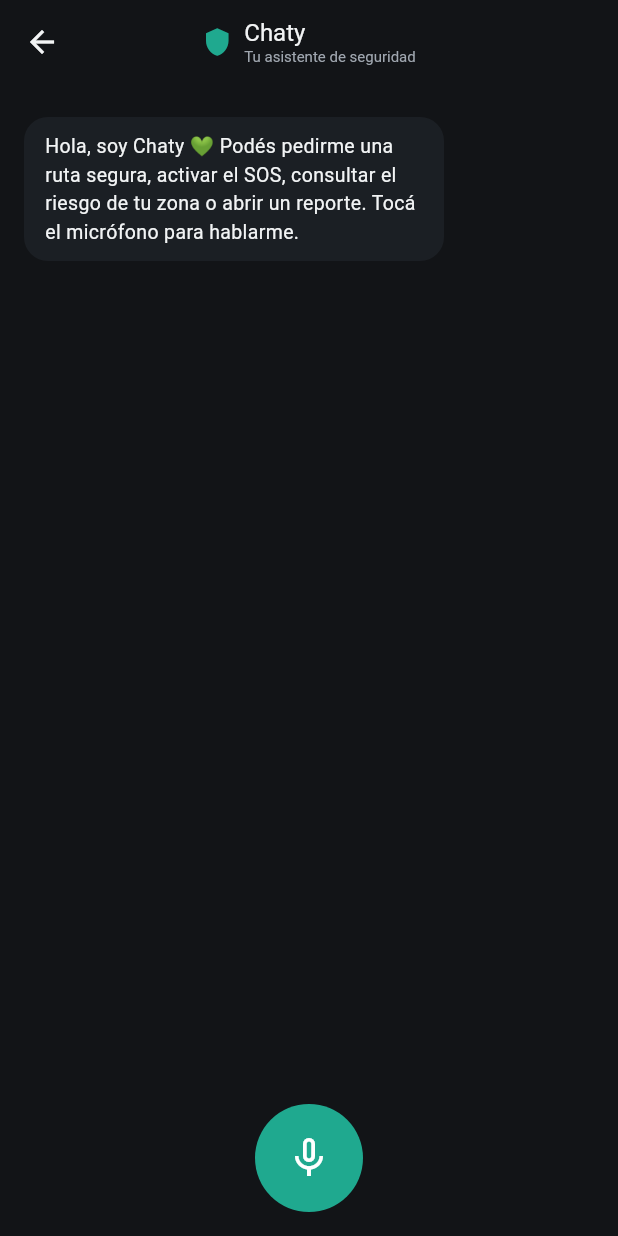
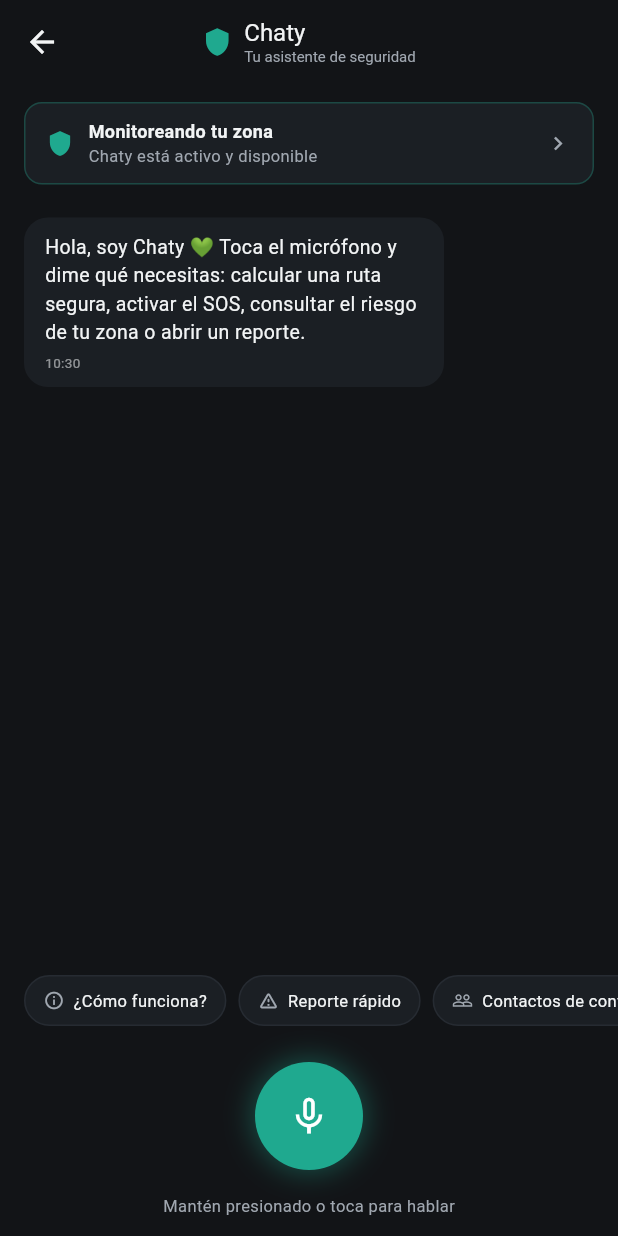
Before and after one commit to daaaf18/safe360, a Flutter app: the ChatyScreen screen opened directly, on a phone screen of 412 x 824 dp. Run offline on Flutter 3.47's test engine with Material 3 defaults, Android fonts, the light colour scheme and no system bars; our stand-ins replace flutter_contacts, geolocator, google_sign_in, permission_handler, shared_preferences, speech_to_text; missing offline and left inert: mapbox_maps_flutter; accounts and stored records are empty.

Commit message:
Mejora de interfaz de chaty

```diff
--- a/frontend/lib/screens/chaty_screen.dart
+++ b/frontend/lib/screens/chaty_screen.dart
@@ -9,13 +9,16 @@ import '../theme.dart';
 import 'safe_route_screen.dart';
 import 'sos_screen.dart';
 import 'report_screen.dart';
+import 'contacts_screen.dart';
 
 class _Message {
   final String text;
   final bool fromUser;
   final String? accion; // acción sugerida por el backend, si aplica
   final bool isAlert; // estilo visual distinto para avisos/errores
-  const _Message(this.text, this.fromUser, {this.accion, this.isAlert = false});
+  final DateTime time;
+  _Message(this.text, this.fromUser, {this.accion, this.isAlert = false})
+      : time = DateTime.now();
 }
 
 class ChatyScreen extends StatefulWidget {
@@ -27,15 +30,16 @@ class ChatyScreen extends StatefulWidget {
 
 class _ChatyScreenState extends State<ChatyScreen> {
   final List<_Message> _messages = [
-    const _Message(
-        'Hola, soy Chaty 💚 Podés pedirme una ruta segura, activar el SOS, '
-        'consultar el riesgo de tu zona o abrir un reporte. Tocá el '
-        'micrófono para hablarme.',
-        false),
+    _Message(
+      'Hola, soy Chaty 💚 Toca el micrófono y dime qué necesitas: calcular '
+      'una ruta segura, activar el SOS, consultar el riesgo de tu zona o '
+      'abrir un reporte.',
+      false,
+    ),
   ];
 
+  final ScrollController _scrollController = ScrollController();
   final stt.SpeechToText _speech = stt.SpeechToText();
-  final ScrollController _scrollController = ScrollController();
 
   bool _speechDisponible = false;
   bool _escuchando = false;
@@ -75,16 +79,12 @@ class _ChatyScreenState extends State<ChatyScreen> {
       _mostrarError('Necesito permiso de micrófono para escucharte.');
       return;
     }
-
     if (!_speechDisponible) {
       _mostrarError('El reconocimiento de voz no está disponible en este dispositivo.');
       return;
     }
 
-    setState(() {
-      _escuchando = true;
-      _textoParcial = '';
-    });
+    setState(() => _escuchando = true);
 
     await _speech.listen(
       localeId: 'es_MX',
@@ -98,10 +98,13 @@ class _ChatyScreenState extends State<ChatyScreen> {
   }
 
   Future<void> _enviarMensaje(String texto) async {
+    final textoLimpio = texto.trim();
+    if (textoLimpio.isEmpty || _enviando) return;
+
     setState(() {
-      _messages.add(_Message(texto, true));
+      _messages.add(_Message(textoLimpio, true));
+      _textoParcial = '';
       _escuchando = false;
-      _textoParcial = '';
       _enviando = true;
     });
     _scrollAlFinal();
@@ -109,9 +112,10 @@ class _ChatyScreenState extends State<ChatyScreen> {
     try {
       final prefs = await SharedPreferences.getInstance();
       final token = prefs.getString('token');
+
       if (token == null) {
         _agregarRespuesta(
-          'Necesitás iniciar sesión de nuevo para hablar con Chaty.',
+          'Necesitas iniciar sesión de nuevo para hablar con Chaty.',
           isAlert: true,
         );
         return;
@@ -123,7 +127,7 @@ class _ChatyScreenState extends State<ChatyScreen> {
           'Content-Type': 'application/json',
           'Authorization': 'Bearer $token',
         },
-        body: jsonEncode({'mensaje': texto}),
+        body: jsonEncode({'mensaje': textoLimpio}),
       );
 
       if (response.statusCode == 200) {
@@ -135,13 +139,13 @@ class _ChatyScreenState extends State<ChatyScreen> {
         );
       } else {
         _agregarRespuesta(
-          'No pude procesar eso ahora mismo. Intentá de nuevo en un momento.',
+          'No pude procesar eso ahora mismo. Intenta de nuevo en un momento.',
           isAlert: true,
         );
       }
     } catch (_) {
       _agregarRespuesta(
-        'No pude conectarme con Chaty. Revisá tu conexión.',
+        'No pude conectarme con Chaty. Revisa tu conexión.',
         isAlert: true,
       );
     } finally {
@@ -179,9 +183,7 @@ class _ChatyScreenState extends State<ChatyScreen> {
     super.dispose();
   }
 
-  /// Traduce la "accion" que regresa el backend en un botón de navegación.
-  /// accion puede ser: calcular_ruta | activar_sos | consultar_zona |
-  /// abrir_reporte | responder
+  /// Traduce la "accion" del backend en un botón de navegación dentro del mensaje.
   Widget? _actionButton(String? accion) {
     switch (accion) {
       case 'calcular_ruta':
@@ -197,13 +199,13 @@ class _ChatyScreenState extends State<ChatyScreen> {
             () => Navigator.of(context).push(
                 MaterialPageRoute(builder: (_) => const ReportScreen())));
       default:
-        return null; // 'responder' y 'consultar_zona' se quedan como texto
+        return null;
     }
   }
 
   Widget _goToButton(String label, IconData icon, VoidCallback onTap) {
     return Padding(
-      padding: const EdgeInsets.only(top: 6),
+      padding: const EdgeInsets.only(top: 8),
       child: OutlinedButton.icon(
         onPressed: onTap,
         icon: Icon(icon, size: 16),
@@ -217,6 +219,8 @@ class _ChatyScreenState extends State<ChatyScreen> {
       ),
     );
   }
+
+  void _accionRapida(String texto) => _enviarMensaje(texto);
 
   @override
   Widget build(BuildContext context) {
@@ -240,25 +244,84 @@ class _ChatyScreenState extends State<ChatyScreen> {
       ),
       body: Column(
         children: [
+          // Banner superior
+          Container(
+            margin: const EdgeInsets.fromLTRB(16, 12, 16, 0),
+            padding: const EdgeInsets.symmetric(horizontal: 14, vertical: 10),
+            decoration: BoxDecoration(
+              color: AppColors.surface,
+              borderRadius: BorderRadius.circular(12),
+              border: Border.all(color: AppColors.safe.withOpacity(0.3)),
+            ),
+            child: Row(
+              children: [
+                const Icon(Icons.shield, color: AppColors.safe, size: 18),
+                const SizedBox(width: 10),
+                const Expanded(
+                  child: Column(
+                    crossAxisAlignment: CrossAxisAlignment.start,
+                    children: [
+                      Text('Monitoreando tu zona',
+                          style: TextStyle(
+                              color: AppColors.textPrimary,
+                              fontSize: 12,
+                              fontWeight: FontWeight.w600)),
+                      Text('Chaty está activo y disponible',
+                          style: TextStyle(color: AppColors.textSecondary, fontSize: 11)),
+                    ],
+                  ),
+                ),
+                const Icon(Icons.chevron_right, color: AppColors.textSecondary, size: 18),
+              ],
+            ),
+          ),
+          // Mensajes
           Expanded(
-            child: ListView(
+            child: ListView.builder(
               controller: _scrollController,
               padding: const EdgeInsets.all(16),
-              children: _messages.map((m) => _bubble(m)).toList(),
+              itemCount: _messages.length + (_enviando ? 1 : 0),
+              itemBuilder: (context, i) {
+                if (i == _messages.length) {
+                  return const Padding(
+                    padding: EdgeInsets.only(left: 4, top: 4),
+                    child: Text('Chaty está escribiendo...',
+                        style: TextStyle(color: AppColors.textSecondary, fontSize: 11)),
+                  );
+                }
+                return _bubble(_messages[i]);
+              },
             ),
           ),
+          // Texto parcial mientras escucha
           if (_escuchando)
             Padding(
-              padding: const EdgeInsets.symmetric(horizontal: 16),
+              padding: const EdgeInsets.symmetric(horizontal: 16, vertical: 4),
               child: Text(
                 _textoParcial.isEmpty ? 'Escuchando…' : _textoParcial,
+                textAlign: TextAlign.center,
                 style: const TextStyle(
-                  color: AppColors.textSecondary,
-                  fontStyle: FontStyle.italic,
-                ),
-                textAlign: TextAlign.center,
+                    color: AppColors.textSecondary, fontSize: 12, fontStyle: FontStyle.italic),
               ),
             ),
+          // Chips de acciones rápidas
+          SingleChildScrollView(
+            scrollDirection: Axis.horizontal,
+            padding: const EdgeInsets.symmetric(horizontal: 16),
+            child: Row(
+              children: [
+                _quickChip(Icons.info_outline, '¿Cómo funciona?',
+                    () => _accionRapida('¿Cómo funciona Chaty?')),
+                _quickChip(Icons.warning_amber_rounded, 'Reporte rápido',
+                    () => Navigator.of(context)
+                        .push(MaterialPageRoute(builder: (_) => const ReportScreen()))),
+                _quickChip(Icons.people_outline, 'Contactos de confianza',
+                    () => Navigator.of(context)
+                        .push(MaterialPageRoute(builder: (_) => const ContactsScreen()))),
+              ],
+            ),
+          ),
+          // Botón de micrófono
           Padding(
             padding: const EdgeInsets.all(16),
             child: Center(
@@ -271,22 +334,34 @@ class _ChatyScreenState extends State<ChatyScreen> {
                   decoration: BoxDecoration(
                     color: _escuchando ? AppColors.danger : AppColors.safe,
                     shape: BoxShape.circle,
+                    boxShadow: [
+                      BoxShadow(
+                        color: (_escuchando ? AppColors.danger : AppColors.safe)
+                            .withOpacity(0.4),
+                        blurRadius: 16,
+                        spreadRadius: 2,
+                      ),
+                    ],
                   ),
                   child: _enviando
                       ? const Padding(
-                          padding: EdgeInsets.all(20),
-                          child: CircularProgressIndicator(
-                            color: Colors.white,
-                            strokeWidth: 3,
-                          ),
+                          padding: EdgeInsets.all(22),
+                          child: CircularProgressIndicator(color: Colors.white, strokeWidth: 3),
                         )
                       : Icon(
                           _escuchando ? Icons.mic : Icons.mic_none,
                           color: Colors.white,
-                          size: 32,
+                          size: 30,
                         ),
                 ),
               ),
+            ),
+          ),
+          Padding(
+            padding: const EdgeInsets.only(bottom: 12),
+            child: Text(
+              _escuchando ? 'Toca para detener' : 'Mantén presionado o toca para hablar',
+              style: const TextStyle(color: AppColors.textSecondary, fontSize: 11),
             ),
           ),
         ],
@@ -303,6 +378,8 @@ class _ChatyScreenState extends State<ChatyScreen> {
         ? AppColors.warning
         : (m.fromUser ? Colors.white : AppColors.textPrimary);
     final action = m.fromUser ? null : _actionButton(m.accion);
+    final time =
+        '${m.time.hour.toString().padLeft(2, '0')}:${m.time.minute.toString().padLeft(2, '0')}';
 
     return Align(
       alignment: align,
@@ -313,18 +390,52 @@ class _ChatyScreenState extends State<ChatyScreen> {
         decoration: BoxDecoration(
           color: color,
           borderRadius: BorderRadius.circular(16),
-          border: m.isAlert
-              ? Border.all(color: AppColors.warning.withOpacity(0.5))
-              : null,
+          border: m.isAlert ? Border.all(color: AppColors.warning.withOpacity(0.5)) : null,
         ),
         child: Column(
           crossAxisAlignment: CrossAxisAlignment.start,
           children: [
             Text(m.text, style: TextStyle(color: textColor, fontSize: 13)),
             if (action != null) action,
+            const SizedBox(height: 4),
+            Row(
+              mainAxisSize: MainAxisSize.min,
+              children: [
+                Text(time, style: TextStyle(color: textColor.withOpacity(0.55), fontSize: 9)),
+                if (m.fromUser) ...[
+                  const SizedBox(width: 4),
+                  const Icon(Icons.done_all, size: 12, color: Colors.white70),
+                ],
+              ],
+            ),
           ],
         ),
       ),
     );
   }
+
+  Widget _quickChip(IconData icon, String label, VoidCallback onTap) {
+    return Padding(
+      padding: const EdgeInsets.only(right: 8, bottom: 8),
+      child: GestureDetector(
+        onTap: onTap,
+        child: Container(
+          padding: const EdgeInsets.symmetric(horizontal: 12, vertical: 8),
+          decoration: BoxDecoration(
+            color: AppColors.surface,
+            borderRadius: BorderRadius.circular(20),
+            border: Border.all(color: AppColors.surfaceLight),
+          ),
+          child: Row(
+            mainAxisSize: MainAxisSize.min,
+            children: [
+              Icon(icon, size: 14, color: AppColors.textSecondary),
+              const SizedBox(width: 6),
+              Text(label, style: const TextStyle(color: AppColors.textPrimary, fontSize: 11)),
+            ],
+          ),
+        ),
+      ),
+    );
+  }
 }
```
